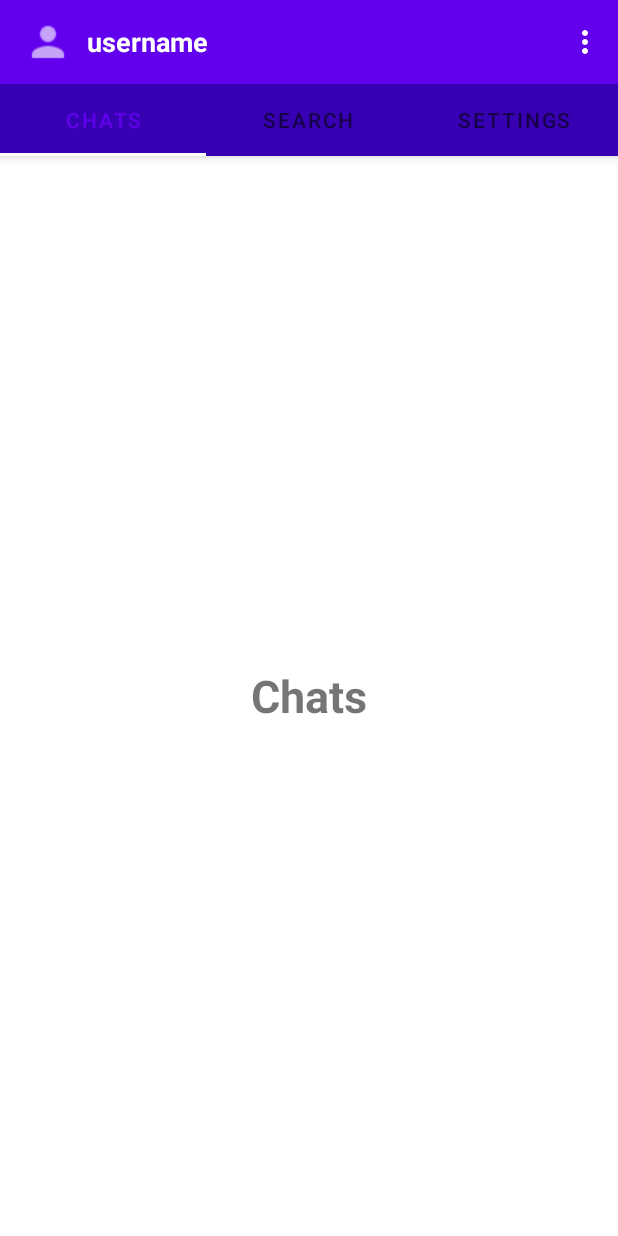
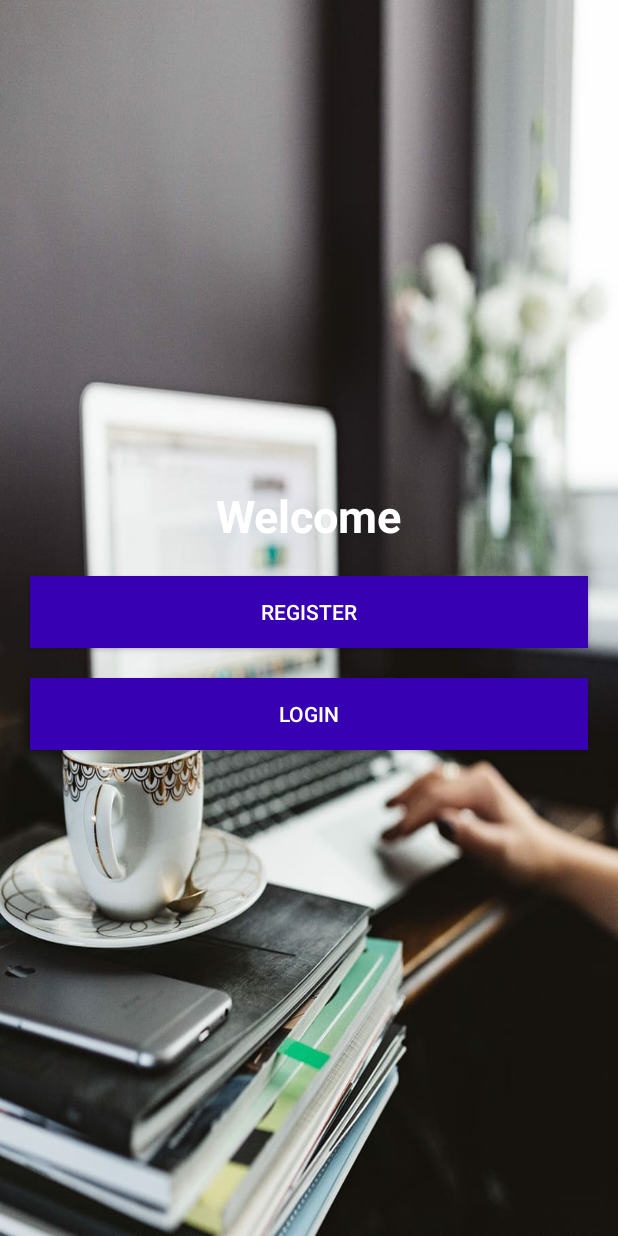
Before and after one commit to Karibayasmin/ChatAppLikeWhatsApp, an Android app: the screen it shows after launch (MainActivity before the commit, WelcomeActivity after it), on a phone screen of 412 x 824 dp. Run offline under Robolectric (Android 15) with nearby library versions, the phone set to English and light mode, and no system bars; our stand-ins replace Firebase (no records; nobody signed in at launch, a user with empty details on screens opened directly).

Commit message:
Added WelcomeActivity, RegisterActivity, LoginActivity

```diff
--- a/app/build.gradle
+++ b/app/build.gradle
@@ -1,6 +1,7 @@
 plugins {
     id 'com.android.application'
     id 'kotlin-android'
+    id 'kotlin-android-extensions'
 }
 
 android {
--- a/app/src/main/java/com/kariba/chatapplikewhatsapp/MainActivity.kt
+++ b/app/src/main/java/com/kariba/chatapplikewhatsapp/MainActivity.kt
@@ -40,8 +40,6 @@ class MainActivity : AppCompatActivity() {
 
         viewPager.adapter = viewPagerAdapter
         tabLayout.setupWithViewPager(viewPager)
-
-
 
     }
 
--- /dev/null
+++ b/app/src/main/java/com/kariba/chatapplikewhatsapp/WelcomeActivity.kt
@@ -0,0 +1,45 @@
+package com.kariba.chatapplikewhatsapp
+
+import android.content.Intent
+import androidx.appcompat.app.AppCompatActivity
+import android.os.Bundle
+import com.google.firebase.auth.FirebaseAuth
+import com.google.firebase.auth.FirebaseUser
+import kotlinx.android.synthetic.main.activity_welcome.*
+
+class WelcomeActivity : AppCompatActivity() {
+    var firebaseUser : FirebaseUser? = null
+
+    override fun onCreate(savedInstanceState: Bundle?) {
+        super.onCreate(savedInstanceState)
+        setContentView(R.layout.activity_welcome)
+
+        switchActivity()
+    }
+
+    private fun switchActivity() {
+        button_welcome_register.setOnClickListener {
+            val intent = Intent(this@WelcomeActivity, RegisterActivity::class.java)
+            startActivity(intent)
+            finish()
+        }
+
+        button_welcome_login.setOnClickListener {
+            val intent = Intent(this@WelcomeActivity, LoginActivity::class.java)
+            startActivity(intent)
+            finish()
+        }
+    }
+
+    override fun onStart() {
+        super.onStart()
+
+        firebaseUser = FirebaseAuth.getInstance().currentUser
+
+        if(firebaseUser != null){
+            val intent = Intent(this@WelcomeActivity, MainActivity::class.java)
+            startActivity(intent)
+            finish()
+        }
+    }
+}
--- a/app/src/main/res/layout/activity_main.xml
+++ b/app/src/main/res/layout/activity_main.xml
@@ -17,7 +17,7 @@
             android:id="@+id/toolbar_main"
             android:layout_width="match_parent"
             android:layout_height="?attr/actionBarSize"
-            android:background="?attr/colorPrimary"
+            android:background="?attr/colorPrimaryDark"
             app:popupTheme="@style/Theme.ChatAppLikeWhatsApp.PopupOverlay">
 
             <de.hdodenhof.circleimageview.CircleImageView
--- /dev/null
+++ b/app/src/main/res/layout/activity_welcome.xml
@@ -0,0 +1,43 @@
+<?xml version="1.0" encoding="utf-8"?>
+<LinearLayout
+    xmlns:android="http://schemas.android.com/apk/res/android"
+    xmlns:app="http://schemas.android.com/apk/res-auto"
+    xmlns:tools="http://schemas.android.com/tools"
+    android:layout_width="match_parent"
+    android:layout_height="match_parent"
+    android:background="@drawable/welcome"
+    android:orientation="vertical"
+    android:gravity="center"
+    tools:context=".WelcomeActivity">
+
+    <androidx.appcompat.widget.AppCompatTextView
+        android:layout_width="wrap_content"
+        android:layout_height="wrap_content"
+        android:textColor="@color/white"
+        android:textSize="30sp"
+        android:textStyle="bold"
+        android:text="Welcome"/>
+
+    <androidx.appcompat.widget.AppCompatButton
+        android:id="@+id/button_welcome_register"
+        android:layout_width="match_parent"
+        android:layout_height="wrap_content"
+        android:text="Register"
+        android:textColor="@color/white"
+        android:layout_marginTop="20dp"
+        android:layout_marginStart="20dp"
+        android:layout_marginEnd="20dp"
+        android:background="@color/design_default_color_primary_dark"/>
+
+    <androidx.appcompat.widget.AppCompatButton
+        android:id="@+id/button_welcome_login"
+        android:layout_width="match_parent"
+        android:layout_height="wrap_content"
+        android:text="Login"
+        android:textColor="@color/white"
+        android:layout_marginTop="20dp"
+        android:layout_marginStart="20dp"
+        android:layout_marginEnd="20dp"
+        android:background="@color/design_default_color_primary_dark"/>
+
+</LinearLayout>
--- a/app/src/main/res/values/themes.xml
+++ b/app/src/main/res/values/themes.xml
@@ -1,6 +1,6 @@
 <resources xmlns:tools="http://schemas.android.com/tools">
     <!-- Base application theme. -->
-    <style name="Theme.ChatAppLikeWhatsApp" parent="Theme.MaterialComponents.DayNight.DarkActionBar">
+    <style name="Theme.ChatAppLikeWhatsApp" parent="Theme.MaterialComponents.DayNight.NoActionBar">
         <!-- Primary brand color. -->
         <item name="colorPrimary">@color/purple_500</item>
         <item name="colorPrimaryVariant">@color/purple_700</item>
```
Also changed, not shown: app/src/main/AndroidManifest.xml (+8 -4 lines), app/src/main/java/com/kariba/chatapplikewhatsapp/LoginActivity.kt (added, +23 -0 lines), app/src/main/java/com/kariba/chatapplikewhatsapp/RegisterActivity.kt (added, +23 -0 lines), app/src/main/res/layout/activity_login.xml (added, +67 -0 lines), app/src/main/res/layout/activity_register.xml (added, +67 -0 lines).
